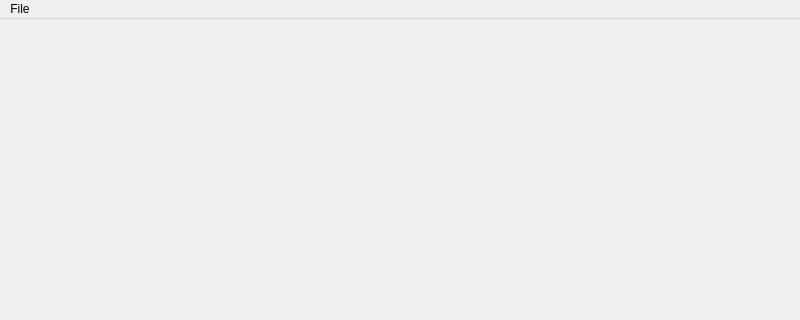
This is src/ui/mainwindow.ui in niktischenko/someplayer as Qt 5 draws it before an edit; both pictures show x 0 to 800 and y 0 to 320 of the 800 by 480 pixel window. The edited form follows.
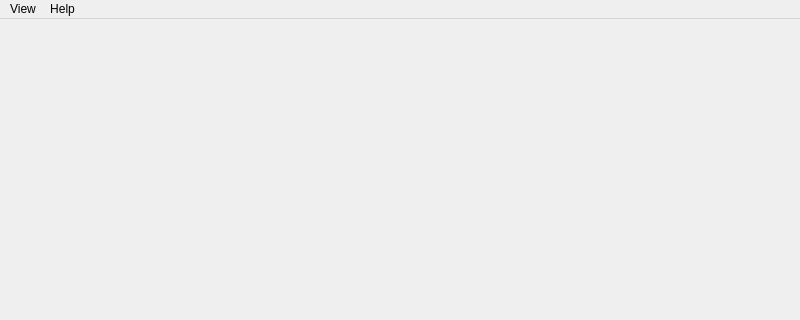
This is the edited form.

Diff of the .ui file:
```diff
--- a/src/ui/mainwindow.ui
+++ b/src/ui/mainwindow.ui
@@ -23,13 +23,21 @@
      <height>23</height>
     </rect>
    </property>
-   <widget class="QMenu" name="menuFile">
+   <widget class="QMenu" name="menuView">
     <property name="title">
-     <string>File</string>
+     <string>View</string>
     </property>
     <addaction name="actionOpen"/>
    </widget>
-   <addaction name="menuFile"/>
+   <widget class="QMenu" name="menuHelp">
+    <property name="title">
+     <string>Help</string>
+    </property>
+    <addaction name="actionAbout"/>
+    <addaction name="actionAbout_Qt"/>
+   </widget>
+   <addaction name="menuView"/>
+   <addaction name="menuHelp"/>
   </widget>
   <action name="actionOpen">
    <property name="text">
```
Left out of the diff: 52 changed lines with no effect on the pictures.
